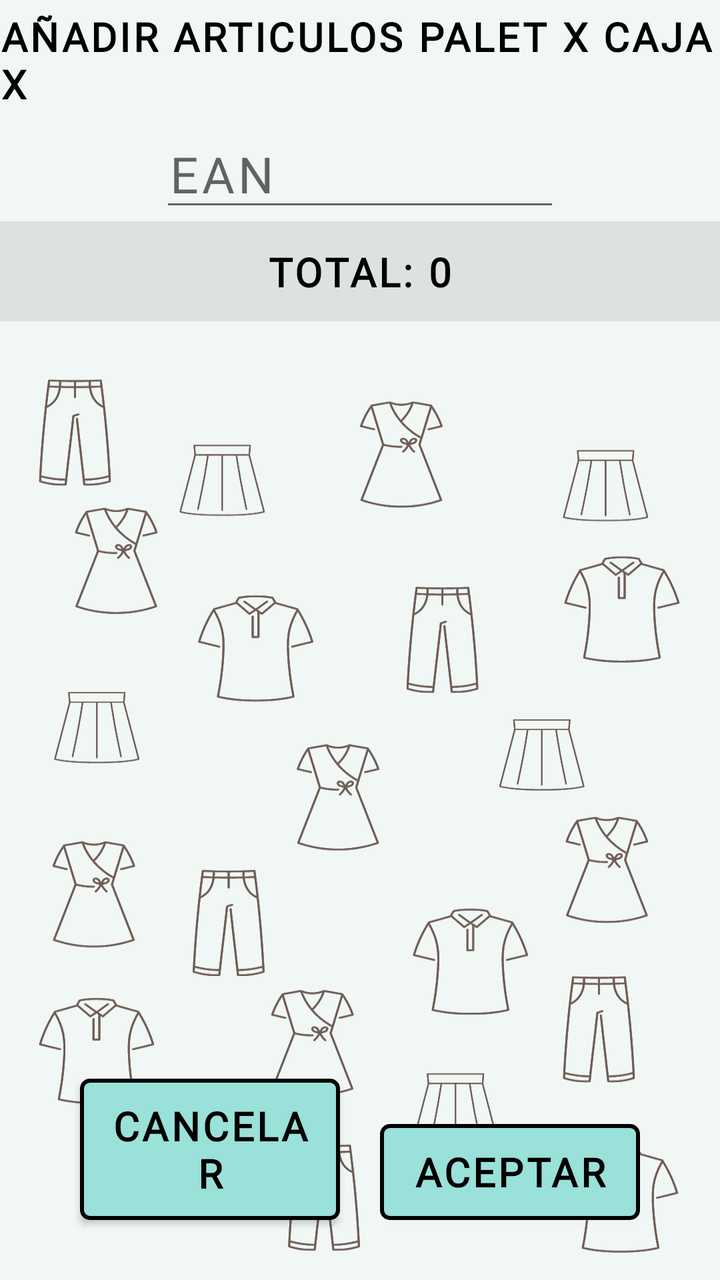
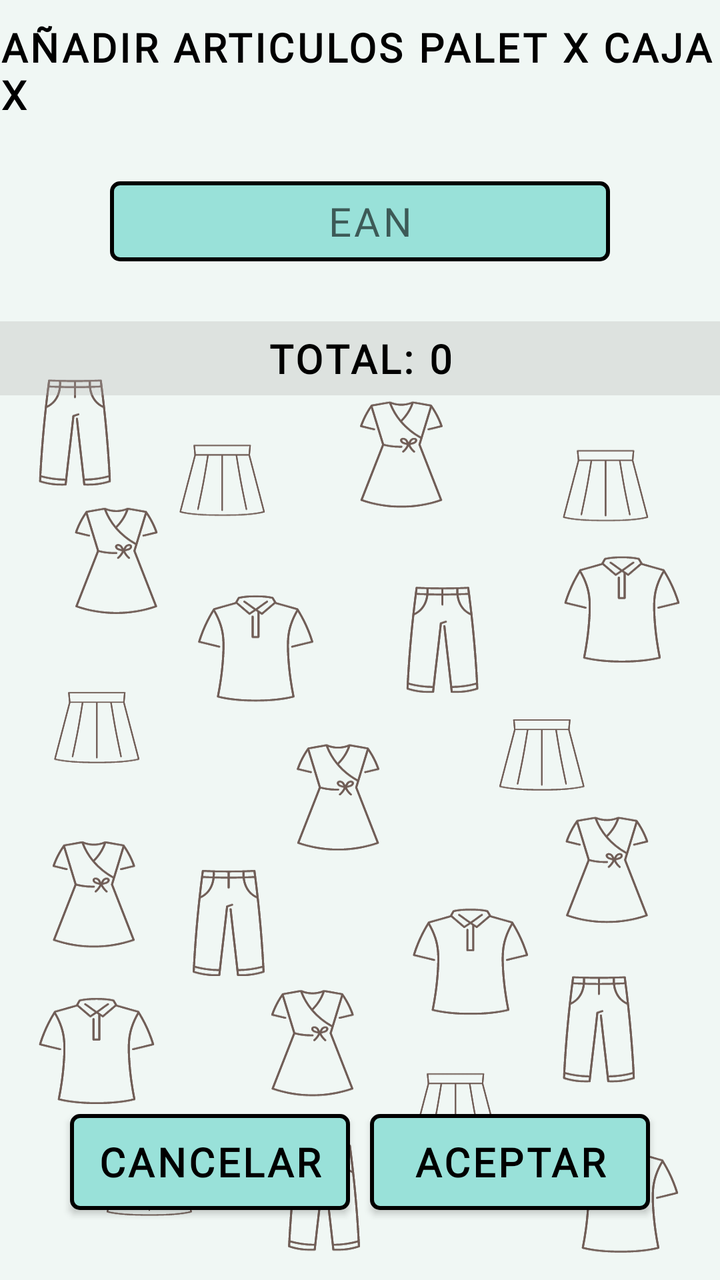

An Android layout rendered at two revisions. The XML below is the earlier revision; the diff shows what the commit changed to produce the second picture.
<!-- AndroidManifest.xml: application theme Theme.Gestock -->
<!-- res/layout/anadir_producto_caja.xml -->
<?xml version="1.0" encoding="utf-8"?>
<androidx.constraintlayout.widget.ConstraintLayout xmlns:android="http://schemas.android.com/apk/res/android" xmlns:app="http://schemas.android.com/apk/res-auto"
    android:layout_width="match_parent"
    android:layout_height="match_parent">
    <ImageView
        android:background="@drawable/afegir_articles_background"
        android:layout_width="match_parent"
        android:layout_height="match_parent"
        app:layout_constraintBottom_toBottomOf="parent"
        app:layout_constraintStart_toStartOf="parent"
        app:layout_constraintTop_toTopOf="parent"/>
    <TextView
        android:textSize="20sp"
        android:textStyle="bold"
        android:textColor="@color/black"
        android:id="@+id/titulo_pantalla_anadir"
        android:layout_width="wrap_content"
        android:layout_height="wrap_content"
        android:text="AÑADIR ARTICULOS PALET X CAJA X"
        android:fontFamily="@font/abhaya_libre"
        android:letterSpacing="0.07"
        app:layout_constraintBottom_toTopOf="@+id/ean_producto_anadir"
        app:layout_constraintEnd_toEndOf="parent"
        app:layout_constraintStart_toStartOf="parent"
        app:layout_constraintTop_toTopOf="parent"/>
    <EditText
        android:textSize="25sp"
        android:textColor="@color/black"
        android:id="@+id/ean_producto_anadir"
        android:layout_width="200dp"
        android:layout_height="wrap_content"
        android:layout_marginTop="60dp"
        android:hint="EAN"
        android:maxLength="13"
        android:inputType="number"
        android:fontFamily="@font/abhaya_libre"
        android:letterSpacing="0.07"
        app:layout_constraintEnd_toEndOf="parent"
        app:layout_constraintStart_toStartOf="parent"
        app:layout_constraintTop_toTopOf="parent"/>
    <View
        android:id="@+id/view"
        android:background="@color/gris_6"
        android:layout_width="match_parent"
        android:layout_height="50dp"
        app:layout_constraintTop_toBottomOf="@+id/ean_producto_anadir"/>
    <TextView
        android:textSize="20sp"
        android:textStyle="bold"
        android:textColor="@color/black"
        android:id="@+id/total_productos_anadir"
        android:layout_width="wrap_content"
        android:layout_height="wrap_content"
        android:text="TOTAL: 0"
        android:fontFamily="@font/abhaya_libre"
        android:letterSpacing="0.07"
        app:layout_constraintBottom_toBottomOf="@+id/view"
        app:layout_constraintEnd_toEndOf="parent"
        app:layout_constraintStart_toStartOf="@+id/view"
        app:layout_constraintTop_toBottomOf="@+id/ean_producto_anadir"/>
    <LinearLayout
        android:orientation="vertical"
        android:id="@+id/linearLayout_productos_anadir"
        android:layout_width="match_parent"
        android:layout_height="wrap_content"
        android:layout_marginTop="10dp"
        android:maxHeight="450dp"
        app:layout_constraintStart_toStartOf="parent"
        app:layout_constraintTop_toBottomOf="@+id/view">
        <androidx.recyclerview.widget.RecyclerView
            android:id="@+id/mostrar_productos_anadir"
            android:clickable="false"
            android:layout_width="match_parent"
            android:layout_height="wrap_content"
            android:maxHeight="450dp"/>
    </LinearLayout>
    <androidx.appcompat.widget.AppCompatButton
        android:textSize="20dp"
        android:textStyle="bold"
        android:textColor="@color/black"
        android:id="@+id/cancelar_adicion_productos"
        android:background="@drawable/border_line"
        android:layout_width="130dp"
        android:layout_height="wrap_content"
        android:layout_marginBottom="30dp"
        android:text="CANCELAR"
        android:fontFamily="@font/abhaya_libre"
        android:layout_marginStart="40dp"
        android:letterSpacing="0.07"
        app:layout_constraintBottom_toBottomOf="parent"
        app:layout_constraintStart_toStartOf="parent"/>
    <androidx.appcompat.widget.AppCompatButton
        android:textSize="20dp"
        android:textStyle="bold"
        android:textColor="@color/black"
        android:id="@+id/confirmar_adicion_productos"
        android:background="@drawable/border_line"
        android:layout_width="130dp"
        android:layout_height="wrap_content"
        android:layout_marginBottom="30dp"
        android:text="ACEPTAR"
        android:fontFamily="@font/abhaya_libre"
        android:layout_marginEnd="40dp"
        android:letterSpacing="0.07"
        app:layout_constraintBottom_toBottomOf="parent"
        app:layout_constraintEnd_toEndOf="parent"/>
</androidx.constraintlayout.widget.ConstraintLayout>
<!-- resources referenced by this layout -->
<resources>
  <color name="black">#ff000000</color>
  <color name="gris_6">#4aaeadad</color>
  <!-- drawable afegir_articles_background: png bitmap (drawable-mdpi, 55308 bytes) -->
  <!-- drawable border_line (drawable) -->
  <?xml version="1.0" encoding="utf-8"?>
  <shape xmlns:android="http://schemas.android.com/apk/res/android">
      <solid android:color="#99e1d9"/>
      <stroke
          android:width="2dp"
          android:color="#000000"/>
      <corners android:radius="4dp"/>
      <padding
          android:left="10dp"
          android:top="10dp"
          android:right="10dp"
          android:bottom="10dp"/>
  </shape>
  <style name="Theme.Gestock" parent="Theme.MaterialComponents.DayNight.NoActionBar.Bridge">
          <item name="colorOnPrimary">@color/white</item>
          <item name="colorOnSecondary">@color/black</item>
          <item name="colorPrimary">@color/black_34</item>
          <item name="colorPrimaryVariant">@color/purple_700</item>
          <item name="colorSecondary">@color/teal_200</item>
          <item name="colorSecondaryVariant">@color/teal_700</item>
      </style>
  <color name="white">#ffffffff</color>
  <color name="black_34">#57090909</color>
  <color name="purple_700">#ff3700b3</color>
  <color name="teal_200">#ff03dac5</color>
  <color name="teal_700">#ff018786</color>
</resources>

<!-- the commit's change to res/layout/anadir_producto_caja.xml (unified diff, before → after) -->
@@ -1,107 +1,115 @@
 <?xml version="1.0" encoding="utf-8"?>
-<androidx.constraintlayout.widget.ConstraintLayout xmlns:android="http://schemas.android.com/apk/res/android" xmlns:app="http://schemas.android.com/apk/res-auto"
+<LinearLayout
+    xmlns:android="http://schemas.android.com/apk/res/android"
+    xmlns:app="http://schemas.android.com/apk/res-auto"
     android:layout_width="match_parent"
-    android:layout_height="match_parent">
-    <ImageView
-        android:background="@drawable/afegir_articles_background"
-        android:layout_width="match_parent"
-        android:layout_height="match_parent"
-        app:layout_constraintBottom_toBottomOf="parent"
-        app:layout_constraintStart_toStartOf="parent"
-        app:layout_constraintTop_toTopOf="parent"/>
+    android:layout_height="match_parent"
+    android:orientation="vertical"
+    android:background="@drawable/afegir_articles_background"
+    android:gravity="center_horizontal">
+
     <TextView
+        android:id="@+id/titulo_pantalla_anadir"
+        android:layout_width="wrap_content"
+        android:layout_height="wrap_content"
+
+        android:layout_marginTop="10dp"
+
+        android:text="AÑADIR ARTICULOS PALET X CAJA X"
         android:textSize="20sp"
         android:textStyle="bold"
         android:textColor="@color/black"
-        android:id="@+id/titulo_pantalla_anadir"
-        android:layout_width="wrap_content"
-        android:layout_height="wrap_content"
-        android:text="AÑADIR ARTICULOS PALET X CAJA X"
         android:fontFamily="@font/abhaya_libre"
-        android:letterSpacing="0.07"
-        app:layout_constraintBottom_toTopOf="@+id/ean_producto_anadir"
-        app:layout_constraintEnd_toEndOf="parent"
-        app:layout_constraintStart_toStartOf="parent"
-        app:layout_constraintTop_toTopOf="parent"/>
+        android:letterSpacing="0.07"/>
+
     <EditText
-        android:textSize="25sp"
+        android:id="@+id/ean_producto_anadir"
+        android:layout_width="250dp"
+        android:layout_height="40dp"
+        android:background="@drawable/border_line_edittext"
+
+        android:gravity="center"
+        android:layout_margin="30dp"
+
+        android:hint="EAN"
+        android:textSize="20sp"
         android:textColor="@color/black"
-        android:id="@+id/ean_producto_anadir"
-        android:layout_width="200dp"
-        android:layout_height="wrap_content"
-        android:layout_marginTop="60dp"
-        android:hint="EAN"
         android:maxLength="13"
         android:inputType="number"
         android:fontFamily="@font/abhaya_libre"
-        android:letterSpacing="0.07"
-        app:layout_constraintEnd_toEndOf="parent"
-        app:layout_constraintStart_toStartOf="parent"
-        app:layout_constraintTop_toTopOf="parent"/>
-    <View
-        android:id="@+id/view"
+        android:letterSpacing="0.07"/>
+
+    <TextView
+        android:id="@+id/total_productos_anadir"
+        android:layout_width="match_parent"
+        android:layout_height="wrap_content"
         android:background="@color/gris_6"
-        android:layout_width="match_parent"
-        android:layout_height="50dp"
-        app:layout_constraintTop_toBottomOf="@+id/ean_producto_anadir"/>
-    <TextView
+
+        android:gravity="center"
+        android:padding="5dp"
+
+        android:text="TOTAL: 0"
         android:textSize="20sp"
         android:textStyle="bold"
         android:textColor="@color/black"
-        android:id="@+id/total_productos_anadir"
-        android:layout_width="wrap_content"
-        android:layout_height="wrap_content"
-        android:text="TOTAL: 0"
         android:fontFamily="@font/abhaya_libre"
-        android:letterSpacing="0.07"
-        app:layout_constraintBottom_toBottomOf="@+id/view"
-        app:layout_constraintEnd_toEndOf="parent"
-        app:layout_constraintStart_toStartOf="@+id/view"
-        app:layout_constraintTop_toBottomOf="@+id/ean_producto_anadir"/>
+        android:letterSpacing="0.07"/>
+
     <LinearLayout
-        android:orientation="vertical"
         android:id="@+id/linearLayout_productos_anadir"
         android:layout_width="match_parent"
-        android:layout_height="wrap_content"
-        android:layout_marginTop="10dp"
-        android:maxHeight="450dp"
-        app:layout_constraintStart_toStartOf="parent"
-        app:layout_constraintTop_toBottomOf="@+id/view">
+        android:layout_height="0dp"
+
+        android:layout_weight="1"
+        android:orientation="vertical">
+
         <androidx.recyclerview.widget.RecyclerView
             android:id="@+id/mostrar_productos_anadir"
-            android:clickable="false"
             android:layout_width="match_parent"
+            android:layout_height="match_parent"
+            android:clickable="false"/>
+    </LinearLayout>
+
+    <LinearLayout
+        android:layout_width="match_parent"
+        android:layout_height="wrap_content"
+        android:orientation="horizontal"
+        android:padding="10dp"
+        android:layout_margin="20dp">
+
+        <androidx.appcompat.widget.AppCompatButton
+            android:id="@+id/cancelar_adicion_productos"
+            android:background="@drawable/border_line"
+            android:layout_width="0dp"
             android:layout_height="wrap_content"
-            android:maxHeight="450dp"/>
+
+            android:layout_weight="1"
+            android:layout_margin="5dp"
+
+            android:text="CANCELAR"
+            android:textSize="20sp"
+            android:textStyle="bold"
+            android:textColor="@color/black"
+            android:fontFamily="@font/abhaya_libre"
+            android:letterSpacing="0.07"/>
+
+        <androidx.appcompat.widget.AppCompatButton
+            android:id="@+id/confirmar_adicion_productos"
+            android:background="@drawable/border_line"
+            android:layout_width="0dp"
+            android:layout_height="wrap_content"
+
+            android:layout_weight="1"
+            android:layout_margin="5dp"
+
+            android:text="ACEPTAR"
+            android:textSize="20sp"
+            android:textStyle="bold"
+            android:textColor="@color/black"
+            android:fontFamily="@font/abhaya_libre"
+            android:letterSpacing="0.07"/>
+
     </LinearLayout>
-    <androidx.appcompat.widget.AppCompatButton
-        android:textSize="20dp"
-        android:textStyle="bold"
-        android:textColor="@color/black"
-        android:id="@+id/cancelar_adicion_productos"
-        android:background="@drawable/border_line"
-        android:layout_width="130dp"
-        android:layout_height="wrap_content"
-        android:layout_marginBottom="30dp"
-        android:text="CANCELAR"
-        android:fontFamily="@font/abhaya_libre"
-        android:layout_marginStart="40dp"
-        android:letterSpacing="0.07"
-        app:layout_constraintBottom_toBottomOf="parent"
-        app:layout_constraintStart_toStartOf="parent"/>
-    <androidx.appcompat.widget.AppCompatButton
-        android:textSize="20dp"
-        android:textStyle="bold"
-        android:textColor="@color/black"
-        android:id="@+id/confirmar_adicion_productos"
-        android:background="@drawable/border_line"
-        android:layout_width="130dp"
-        android:layout_height="wrap_content"
-        android:layout_marginBottom="30dp"
-        android:text="ACEPTAR"
-        android:fontFamily="@font/abhaya_libre"
-        android:layout_marginEnd="40dp"
-        android:letterSpacing="0.07"
-        app:layout_constraintBottom_toBottomOf="parent"
-        app:layout_constraintEnd_toEndOf="parent"/>
-</androidx.constraintlayout.widget.ConstraintLayout>
+
+
+</LinearLayout>
<!-- resource entries referenced after the edit -->
@@ -17,6 +17,16 @@
           android:right="10dp"
           android:bottom="10dp"/>
   </shape>
+  <!-- drawable border_line_edittext (drawable) -->
+  <?xml version="1.0" encoding="utf-8"?>
+  <shape xmlns:android="http://schemas.android.com/apk/res/android">
+      <solid android:color="#99e1d9"/>
+      <stroke
+          android:width="2dp"
+          android:color="#000000"/>
+      <corners android:radius="4dp"/>
+      <padding android:left="10dp"/>
+  </shape>
   <style name="Theme.Gestock" parent="Theme.MaterialComponents.DayNight.NoActionBar.Bridge">
           <item name="colorOnPrimary">@color/white</item>
           <item name="colorOnSecondary">@color/black</item>
